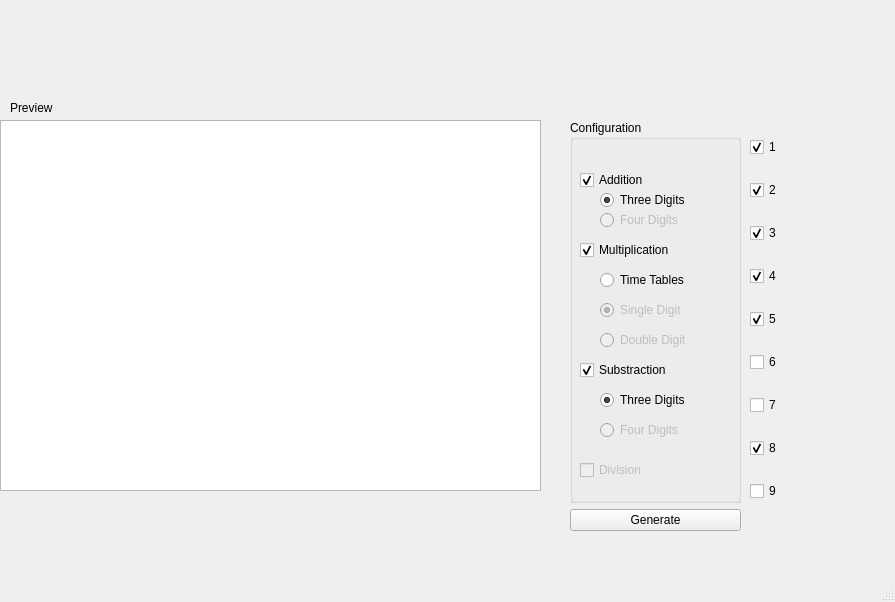
This is ui/multui.ui in miguelgarciaarribas/multroaster as Qt 5 draws it before an edit. The edited form follows.
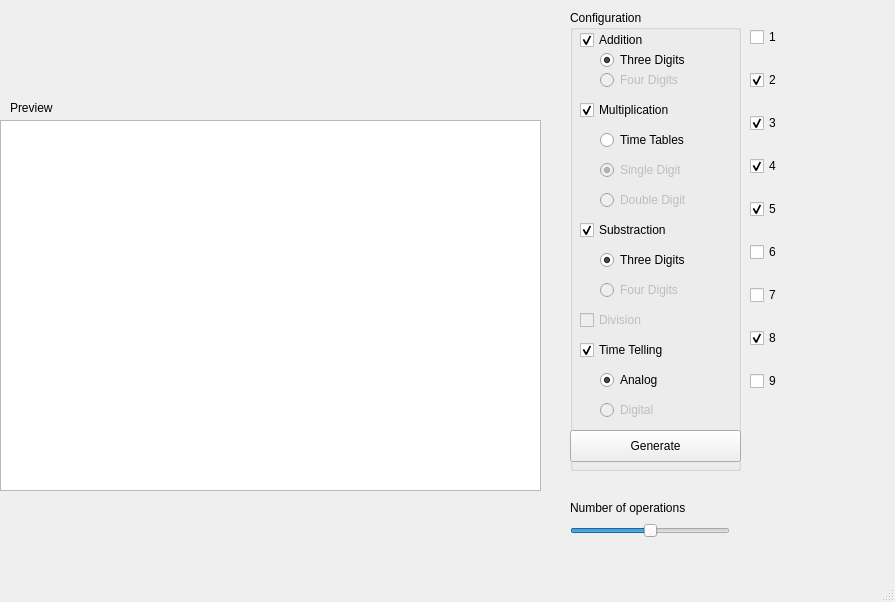
This is the edited form.

Commit message:
Introduce support for analog time in the UI
A few other small changes:
Refactor the generator function so it can be used by both the UI and the command line version
Introduce a slider in the UI to define the number of operations

Diff of the .ui file:
```diff
--- a/ui/multui.ui
+++ b/ui/multui.ui
@@ -18,20 +18,13 @@
     <property name="geometry">
      <rect>
       <x>570</x>
-      <y>120</y>
+      <y>10</y>
       <width>171</width>
-      <height>411</height>
+      <height>461</height>
      </rect>
     </property>
     <layout class="QGridLayout" name="gridLayout">
      <item row="2" column="0">
-      <widget class="QPushButton" name="generateButton">
-       <property name="text">
-        <string>Generate</string>
-       </property>
-      </widget>
-     </item>
-     <item row="1" column="0">
       <widget class="QGroupBox" name="configPanel">
        <property name="title">
         <string>Configuration</string>
@@ -40,7 +33,7 @@
         <property name="geometry">
          <rect>
           <x>10</x>
-          <y>50</y>
+          <y>20</y>
           <width>87</width>
           <height>20</height>
          </rect>
@@ -56,7 +49,7 @@
         <property name="geometry">
          <rect>
           <x>10</x>
-          <y>120</y>
+          <y>90</y>
           <width>141</width>
           <height>20</height>
          </rect>
@@ -75,7 +68,7 @@
         <property name="geometry">
          <rect>
           <x>30</x>
-          <y>150</y>
+          <y>120</y>
           <width>100</width>
           <height>20</height>
          </rect>
@@ -97,7 +90,7 @@
         <property name="geometry">
          <rect>
           <x>30</x>
-          <y>180</y>
+          <y>150</y>
           <width>100</width>
           <height>20</height>
          </rect>
@@ -119,7 +112,7 @@
         <property name="geometry">
          <rect>
           <x>30</x>
-          <y>210</y>
+          <y>180</y>
           <width>100</width>
           <height>20</height>
          </rect>
@@ -138,7 +131,7 @@
         <property name="geometry">
          <rect>
           <x>30</x>
-          <y>70</y>
+          <y>40</y>
           <width>100</width>
           <height>20</height>
          </rect>
@@ -157,7 +150,7 @@
         <property name="geometry">
          <rect>
           <x>10</x>
-          <y>240</y>
+          <y>210</y>
           <width>141</width>
           <height>20</height>
          </rect>
@@ -173,7 +166,7 @@
         <property name="geometry">
          <rect>
           <x>30</x>
-          <y>270</y>
+          <y>240</y>
           <width>100</width>
           <height>20</height>
          </rect>
@@ -195,7 +188,7 @@
         <property name="geometry">
          <rect>
           <x>10</x>
-          <y>340</y>
+          <y>300</y>
           <width>87</width>
           <height>20</height>
          </rect>
@@ -211,7 +204,7 @@
         <property name="geometry">
          <rect>
           <x>30</x>
-          <y>300</y>
+          <y>270</y>
           <width>100</width>
           <height>20</height>
          </rect>
@@ -233,7 +226,7 @@
         <property name="geometry">
          <rect>
           <x>30</x>
-          <y>90</y>
+          <y>60</y>
           <width>100</width>
           <height>20</height>
          </rect>
@@ -248,6 +241,67 @@
          <bool>false</bool>
         </property>
        </widget>
+       <widget class="QCheckBox" name="timeConfig">
+        <property name="geometry">
+         <rect>
+          <x>10</x>
+          <y>330</y>
+          <width>121</width>
+          <height>20</height>
+         </rect>
+        </property>
+        <property name="text">
+         <string>Time Telling</string>
+        </property>
+        <property name="checked">
+         <bool>true</bool>
+        </property>
+       </widget>
+       <widget class="QRadioButton" name="radioButton">
+        <property name="geometry">
+         <rect>
+          <x>30</x>
+          <y>360</y>
+          <width>100</width>
+          <height>20</height>
+         </rect>
+        </property>
+        <property name="text">
+         <string>Analog</string>
+        </property>
+        <property name="checked">
+         <bool>true</bool>
+        </property>
+       </widget>
+       <widget class="QRadioButton" name="radioButton_8">
+        <property name="enabled">
+         <bool>false</bool>
+        </property>
+        <property name="geometry">
+         <rect>
+          <x>30</x>
+          <y>390</y>
+          <width>100</width>
+          <height>20</height>
+         </rect>
+        </property>
+        <property name="text">
+         <string>Digital</string>
+        </property>
+       </widget>
+       <widget class="QPushButton" name="generateButton">
+        <property name="geometry">
+         <rect>
+          <x>0</x>
+          <y>420</y>
+          <width>171</width>
+          <height>32</height>
+         </rect>
+        </property>
+        <property name="text">
+         <string>Generate</string>
+        </property>
+       </widget>
       </widget>
      </item>
     </layout>
@@ -266,7 +320,7 @@
     <property name="geometry">
      <rect>
       <x>750</x>
-      <y>120</y>
+      <y>10</y>
       <width>41</width>
       <height>401</height>
      </rect>
@@ -278,7 +332,7 @@
         <string>1</string>
        </property>
        <property name="checked">
-        <bool>true</bool>
+        <bool>false</bool>
        </property>
       </widget>
      </item>
@@ -368,6 +422,47 @@
      <string>Preview</string>
     </property>
    </widget>
+   <widget class="QSlider" name="operationAmountSlider">
+    <property name="geometry">
+     <rect>
+      <x>570</x>
+      <y>520</y>
+      <width>160</width>
+      <height>22</height>
+     </rect>
+    </property>
+    <property name="minimum">
+     <number>5</number>
+    </property>
+    <property name="maximum">
+     <number>35</number>
+    </property>
+    <property name="pageStep">
+     <number>5</number>
+    </property>
+    <property name="value">
+     <number>20</number>
+    </property>
+    <property name="sliderPosition">
+     <number>20</number>
+    </property>
+    <property name="orientation">
+     <enum>Qt::Horizontal</enum>
+    </property>
+   </widget>
+   <widget class="QLabel" name="label_2">
+    <property name="geometry">
+     <rect>
+      <x>570</x>
+      <y>500</y>
+      <width>141</width>
+      <height>16</height>
+     </rect>
+    </property>
+    <property name="text">
+     <string>Number of operations</string>
+    </property>
+   </widget>
   </widget>
   <widget class="QStatusBar" name="statusbar"/>
   <widget class="QMenuBar" name="menubar">
```
The commit also changes 7 other files.
